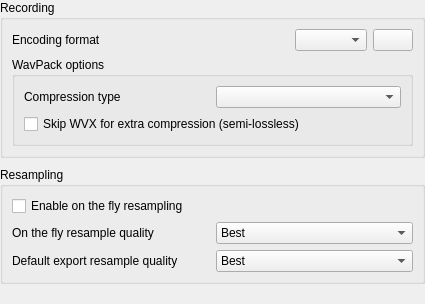
Qt form src/traverso/ui/RecordingConfigPage.ui (ErwanLegrand/Traverso-DAW) before a commit.
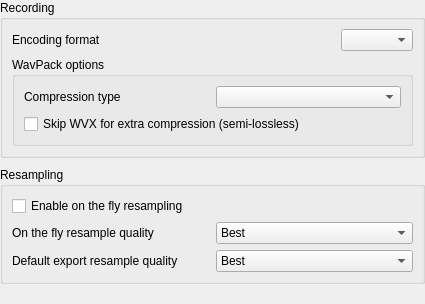
The same form after that commit.

Commit message: * added documentation (tooltip) in the Audio settings tabpage for WAV, WAV64 and WavPack * Added the WAV64 as recording format

Diff of the .ui file:
```diff
--- a/src/traverso/ui/RecordingConfigPage.ui
+++ b/src/traverso/ui/RecordingConfigPage.ui
@@ -70,13 +70,6 @@
         <item>
          <widget class="QComboBox" name="encodingComboBox" />
         </item>
-        <item>
-         <widget class="QPushButton" name="encodingInfoPushButton" >
-          <property name="text" >
-           <string/>
-          </property>
-         </widget>
-        </item>
        </layout>
       </item>
       <item>
```
Left out of the diff: 20 changed lines with no effect on the pictures. The commit also changes 2 other files.
